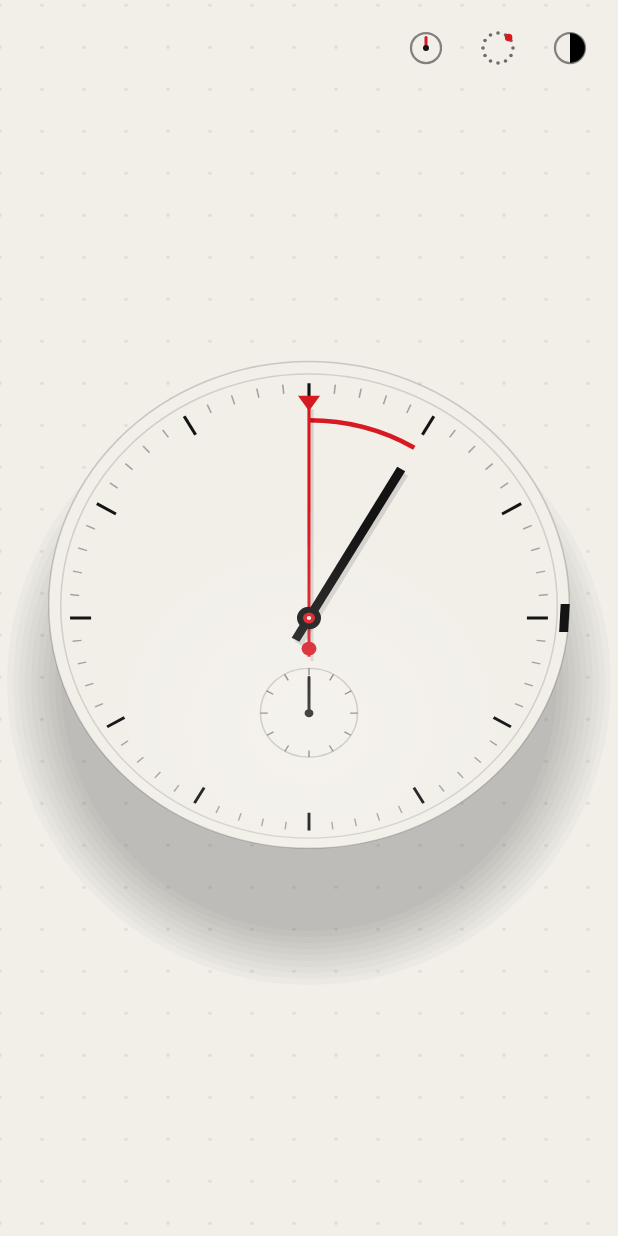
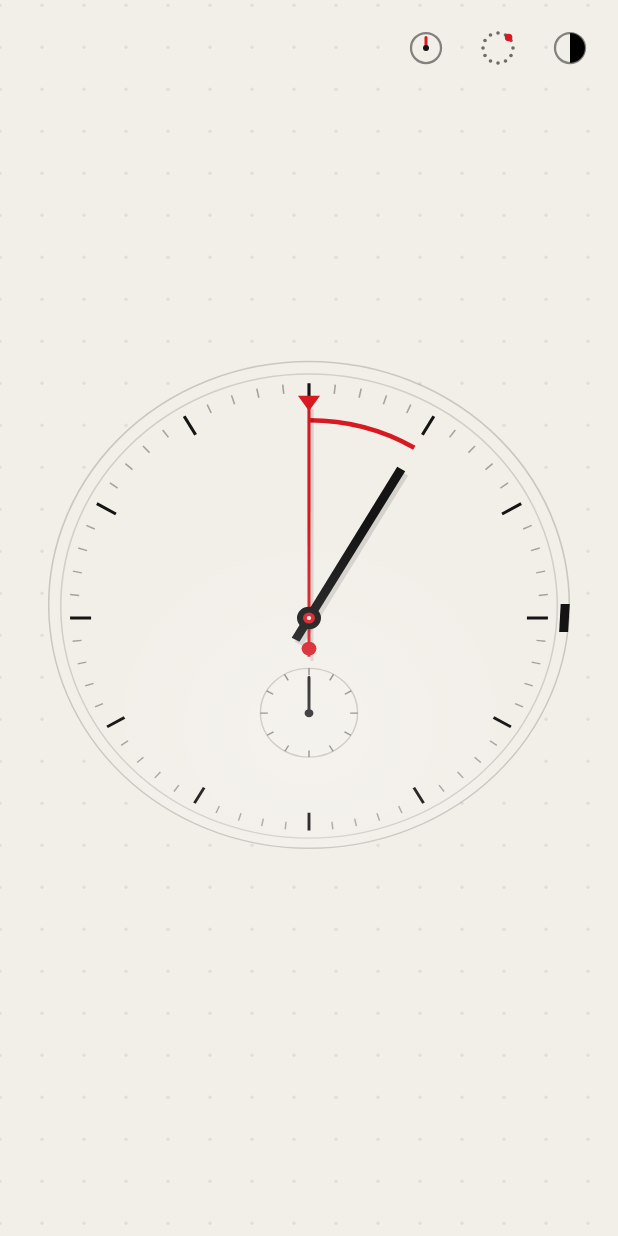
Before and after one commit to aahnik/timer, an Android app built with Jetpack Compose: the screen it shows after launch (MainActivity), on a phone screen of 412 x 824 dp. Run offline under Robolectric (Android 15) with nearby library versions, the phone set to English and light mode, and no system bars.

Commit message:
Remove dial shadow, show parallax dot grid on every dial

```diff
--- a/src/main/kotlin/dev/aahnik/timer/MainActivity.kt
+++ b/src/main/kotlin/dev/aahnik/timer/MainActivity.kt
@@ -316,8 +316,7 @@ private fun TimerScreen(
     }
 
     Box(Modifier.fillMaxSize().background(background)) {
-        if (dialStyle.parallax) {
-            Canvas(Modifier.fillMaxSize().graphicsLayer { alpha = dialAppear.value.coerceIn(0f, 1f) }) {
+        Canvas(Modifier.fillMaxSize()) {
             val gridShift = Offset(-tiltY, tiltX) * 2.5.dp.toPx()
             val spacing = 28.dp.toPx()
             val startX = ((gridShift.x % spacing) + spacing) % spacing - spacing
@@ -330,14 +329,6 @@ private fun TimerScreen(
                     x += spacing
                 }
                 y += spacing
-                }
-                if (dialStyle.circular) {
-                    val shadowCenter = center + Offset(tiltY, -tiltX) * 1.4.dp.toPx() + Offset(0f, 14.dp.toPx())
-                    val shadowRadius = dialRadius() * dialPop.value
-                    repeat(10) { ring ->
-                        drawCircle(Color.Black.copy(alpha = 0.022f), shadowRadius + ring * 4.dp.toPx(), shadowCenter)
-                    }
-                }
             }
         }
         Canvas(
```
Lines whose indentation alone changed are shown as unchanged.
